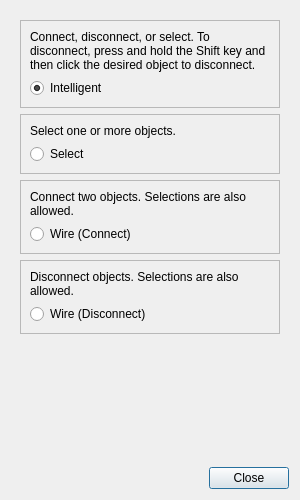
This is UI/glitch-tools.ui in textbrowser/glitch as Qt 5 draws it before an edit. The edited form follows.
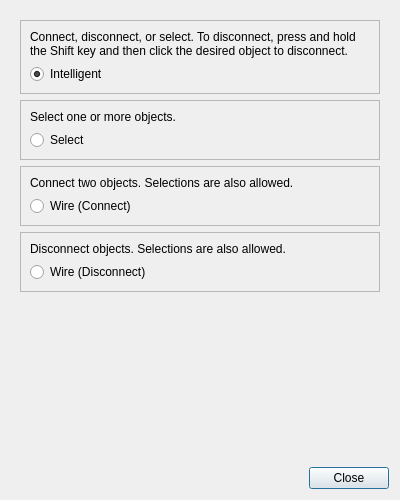
This is the edited form. Icons and pictures are not drawn.

Commit message: New geometries. Window titles.

```diff
--- a/UI/glitch-tools.ui
+++ b/UI/glitch-tools.ui
@@ -6,7 +6,7 @@
    <rect>
     <x>0</x>
     <y>0</y>
-    <width>300</width>
+    <width>400</width>
     <height>500</height>
    </rect>
   </property>
@@ -31,8 +31,8 @@
        <rect>
         <x>0</x>
         <y>0</y>
-        <width>288</width>
-        <height>446</height>
+        <width>388</width>
+        <height>442</height>
        </rect>
       </property>
       <layout class="QVBoxLayout" name="verticalLayout_5">
```
The commit also changes 6 other files.
